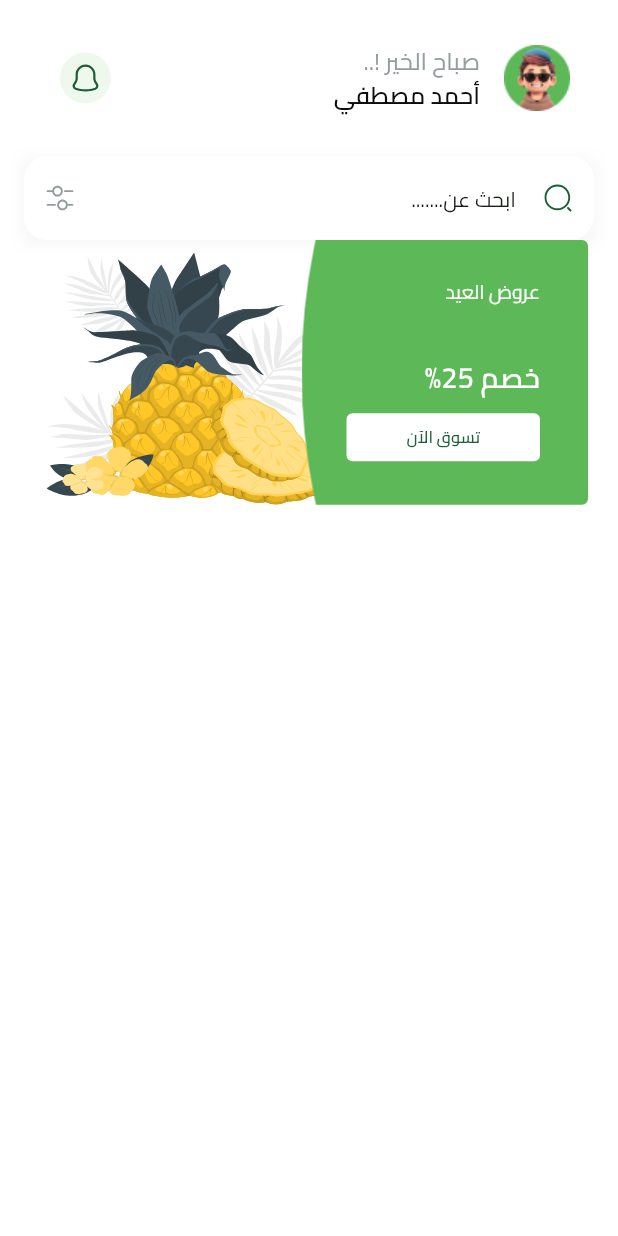
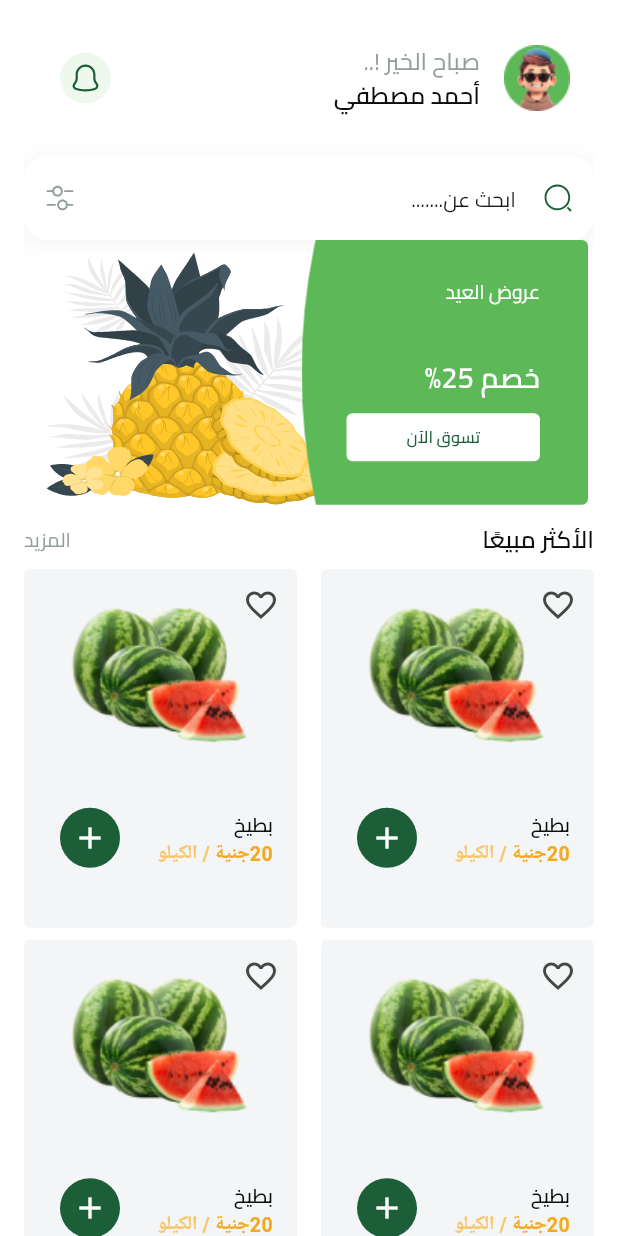
Before and after one commit to AhmedAlshahethi/fruits_store, a Flutter app: the HomeView screen opened by its route, on a phone screen of 412 x 824 dp. Run offline on Flutter 3.47's test engine with Material 3 defaults, Android fonts, the phone set to English and light mode, and no system bars; our stand-ins replace cloud_firestore, dartz, dots_indicator, easy_localization, firebase_auth, firebase_core and 7 more; missing offline and left inert: flutter_facebook_auth; accounts and stored records are empty.

Commit message:
created best selling grid view

```diff
--- a/lib/core/utils/app_colors.dart
+++ b/lib/core/utils/app_colors.dart
@@ -4,4 +4,5 @@ abstract class AppColors {
   static const Color primaryColor = Color(0xFF1B5E37);
   static const Color lightPrimaryColor = Color(0xFF2D9F5D);
   static const Color secondaryColor = Color(0xFFF4A91F);
+  static const Color lightSecondaryColor = Color(0xffF8C76D);
 }
--- a/lib/core/utils/app_images.dart
+++ b/lib/core/utils/app_images.dart
@@ -37,4 +37,6 @@ class Assets {
   static const String imagesSplashBottom = "assets/images/splash_bottom.svg";
 
   static const String imagesTest = "assets/images/test.png";
+
+  static const String imagesWatermelon = "assets/images/watermelon.png";
 }
--- /dev/null
+++ b/lib/features/home/presentation/views/widgets/best_selling_grid_view.dart
@@ -0,0 +1,22 @@
+import 'package:flutter/material.dart';
+import 'package:fruits_store/features/home/presentation/views/widgets/fruit_item.dart';
+
+class BestSellingGridView extends StatelessWidget {
+  const BestSellingGridView({super.key});
+
+  @override
+  Widget build(BuildContext context) {
+    return SliverGrid.builder(
+      gridDelegate: SliverGridDelegateWithFixedCrossAxisCount(
+        crossAxisCount: 2,
+        childAspectRatio: 163 / 214,
+        mainAxisSpacing: 8,
+        crossAxisSpacing: 16,
+      ),
+      itemBuilder: (context, index) {
+        return FruitItem();
+      },
+      itemCount: 8,
+    );
+  }
+}
--- /dev/null
+++ b/lib/features/home/presentation/views/widgets/best_selling_header.dart
@@ -0,0 +1,23 @@
+import 'package:flutter/material.dart';
+import 'package:fruits_store/core/utils/text_styles.dart';
+
+class BestSellingHeader extends StatelessWidget {
+  const BestSellingHeader({super.key});
+
+  @override
+  Widget build(BuildContext context) {
+    return Row(
+      mainAxisAlignment: MainAxisAlignment.spaceBetween,
+      children: [
+        Text(
+          'الأكثر مبيعًا',
+          style: TextStyles.bold16.copyWith(color: Color(0xff0C0D0D)),
+        ),
+        Text(
+          'المزيد',
+          style: TextStyles.regular13.copyWith(color: Color(0xff949D9E)),
+        ),
+      ],
+    );
+  }
+}
--- /dev/null
+++ b/lib/features/home/presentation/views/widgets/fruit_item.dart
@@ -0,0 +1,75 @@
+import 'package:flutter/material.dart';
+import 'package:fruits_store/core/utils/app_colors.dart';
+import 'package:fruits_store/core/utils/app_images.dart';
+import 'package:fruits_store/core/utils/text_styles.dart';
+
+class FruitItem extends StatelessWidget {
+  const FruitItem({super.key});
+
+  @override
+  Widget build(BuildContext context) {
+    return Container(
+      decoration: ShapeDecoration(
+        shape: RoundedRectangleBorder(borderRadius: BorderRadius.circular(4)),
+        color: Color(0xffF3F5F7),
+      ),
+      child: Stack(
+        children: [
+          Positioned(
+            right: 0,
+            top: 0,
+            child: IconButton(
+              onPressed: () {},
+              icon: Icon(Icons.favorite_border_outlined),
+            ),
+          ),
+          Positioned.fill(
+            top: 20,
+            child: Column(
+              children: [
+                Image.asset(Assets.imagesWatermelon),
+                SizedBox(height: 24),
+                ListTile(
+                  title: Text(
+                    'بطيخ',
+                    style: TextStyles.semiBold13.copyWith(
+                      color: Color(0xff0C0D0D),
+                    ),
+                  ),
+                  subtitle: Text.rich(
+                    TextSpan(
+                      children: [
+                        TextSpan(
+                          text: '20جنية',
+                          style: TextStyles.bold13.copyWith(
+                            color: AppColors.secondaryColor,
+                          ),
+                        ),
+                        TextSpan(
+                          text: ' ',
+                          style: TextStyles.semiBold13.copyWith(
+                            color: AppColors.lightSecondaryColor,
+                          ),
+                        ),
+                        TextSpan(
+                          text: '/ الكيلو',
+                          style: TextStyles.semiBold13.copyWith(
+                            color: AppColors.lightSecondaryColor,
+                          ),
+                        ),
+                      ],
+                    ),
+                  ),
+                  trailing: CircleAvatar(
+                    backgroundColor: Color(0xff1B5E37),
+                    child: Icon(Icons.add, color: Colors.white),
+                  ),
+                ),
+              ],
+            ),
+          ),
+        ],
+      ),
+    );
+  }
+}
--- a/lib/features/home/presentation/views/widgets/home_view_body.dart
+++ b/lib/features/home/presentation/views/widgets/home_view_body.dart
@@ -1,7 +1,10 @@
 import 'package:flutter/material.dart';
 import 'package:fruits_store/core/widgets/search_text_field.dart';
+import 'package:fruits_store/features/home/presentation/views/widgets/best_selling_grid_view.dart';
+import 'package:fruits_store/features/home/presentation/views/widgets/best_selling_header.dart';
 import 'package:fruits_store/features/home/presentation/views/widgets/custom_home_app_bar.dart';
 import 'package:fruits_store/features/home/presentation/views/widgets/featured_list.dart';
+import 'package:fruits_store/features/home/presentation/views/widgets/fruit_item.dart';
 
 class HomeViewBody extends StatelessWidget {
   const HomeViewBody({super.key});
@@ -20,9 +23,14 @@ class HomeViewBody extends StatelessWidget {
                 SizedBox(height: 16),
                 CustomSearchField(),
                 FeaturedList(),
+                SizedBox(height: 12),
+                BestSellingHeader(),
+
+                SizedBox(height: 8),
               ],
             ),
           ),
+          BestSellingGridView(),
         ],
       ),
     );
```
Also changed, not shown: assets/images/watermelon.png (added).
